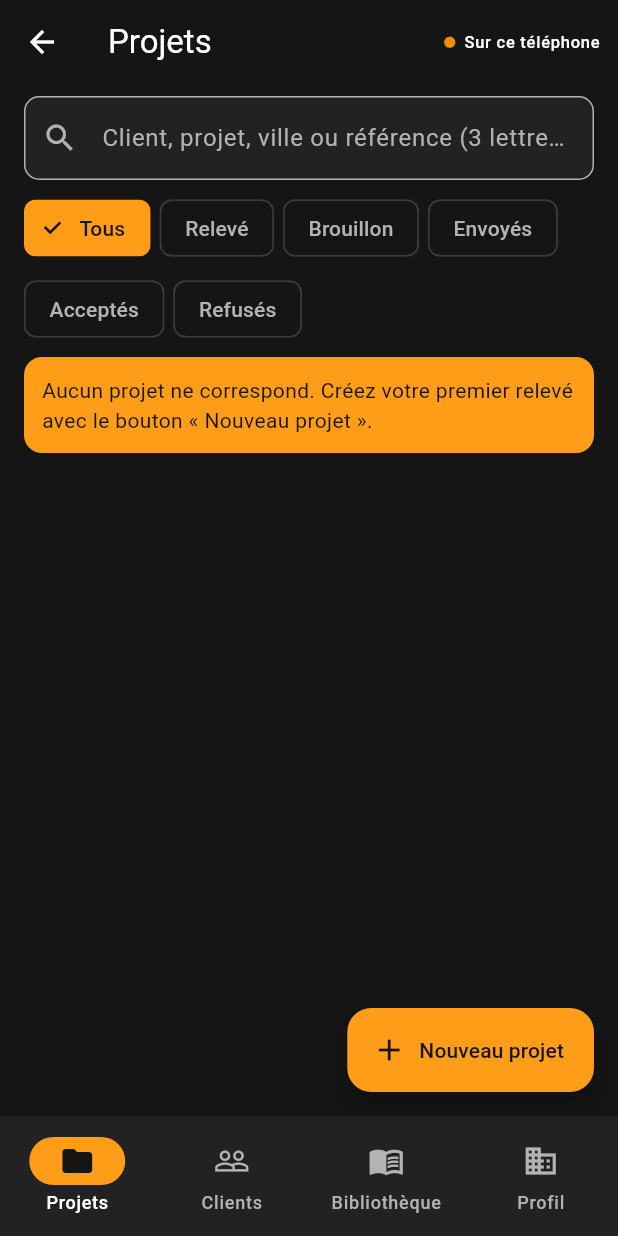
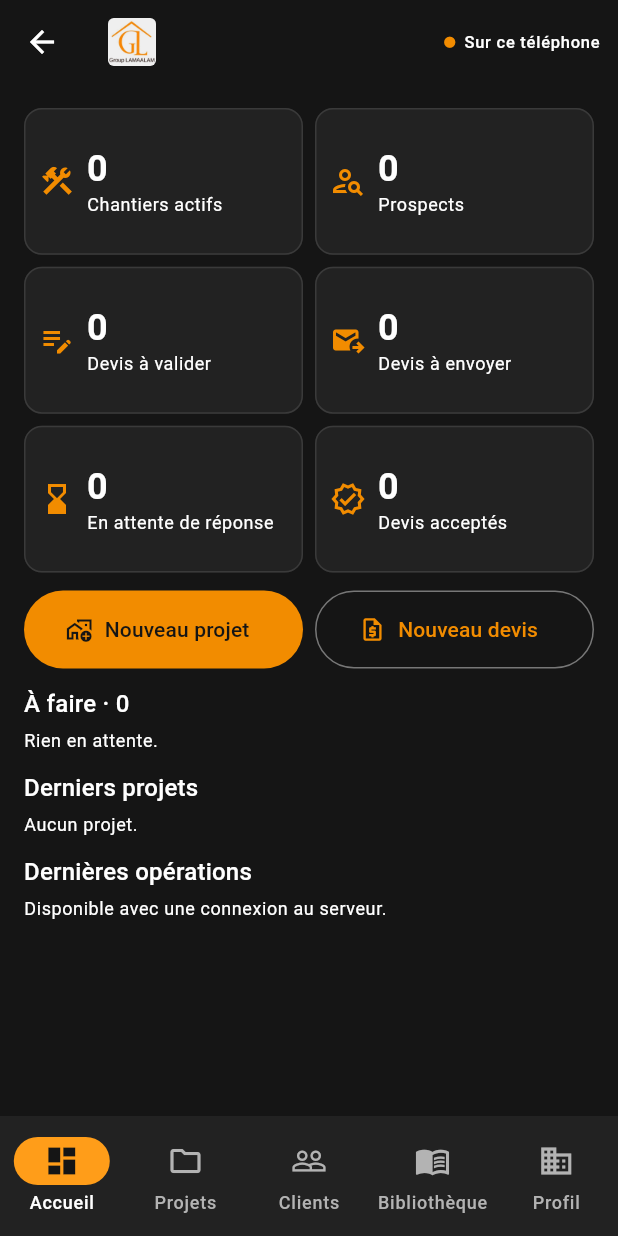
Before and after one commit to mustaphaettakhchi-stack/Qiyas-app, a Flutter app: the HomeShell screen opened directly, on a phone screen of 412 x 824 dp. Run offline on Flutter 3.47's test engine with Material 3 defaults, Android fonts, the phone set to English and light mode, and no system bars; our stand-ins replace dio, flutter_secure_storage, image_picker, pdf, printing, share_plus; accounts and stored records are empty.

Commit message:
Lot 1.7 : tableau de bord
- Onglet Accueil : chantiers actifs, prospects, devis à valider, à
  envoyer, en attente de réponse, acceptés, montant TTC accepté dans
  l'année (par devise)
- Raccourcis « Nouveau projet » et « Nouveau devis » ; pas de raccourci
  de scan tant que le scan n'existe pas
- Liste « À faire » calculée à partir des données : devis à valider
  (administrateur), numéro en attente, à envoyer, à relancer après
  15 jours, métré à revalider, visites des 7 prochains jours, problèmes
  de synchronisation
- Derniers projets ; dernières opérations lues dans le journal d'audit
  (GET /dashboard/activity : toute l'équipe pour l'administrateur, ses
  propres opérations pour un collaborateur)
- Indicateurs calculés hors connexion sur le téléphone, mêmes
  définitions que le serveur (GET /dashboard) ; test de bout en bout de
  concordance pour l'administrateur et le collaborateur
- Statut du projet avancé automatiquement à l'envoi et à l'acceptation

Tests : 89 serveur, 71 application, 4 scénarios de bout en bout.

Co-Authored-By: Claude Opus 5.5 <noreply@anthropic.com>
Claude-Session: https://claude.ai/code/session_01PE8n83RfRVtpZhDEWRH1iv

```diff
--- /dev/null
+++ b/lib/domain/dashboard.dart
@@ -0,0 +1,137 @@
+// Tableau de bord (lot 1.7), calculé sur les données du téléphone pour rester disponible
+// hors connexion. Mêmes définitions que le serveur (backend/app/routes/dashboard.py) :
+// - chantiers actifs : projets « accepté » ou « travaux en cours » ;
+// - prospects : « prospect », « visite prévue », « chiffrage en cours » ;
+// - devis : seule la dernière version de chaque devis compte ; les devis Qiyas non
+//   synchronisés sont exclus.
+
+import 'calculations.dart';
+import 'metre.dart';
+import 'models.dart';
+
+const kActiveStatuses = {'won', 'in_progress'};
+const kProspectStatuses = {'prospect', 'visit_planned', 'estimating'};
+
+/// Délai après lequel un devis envoyé sans réponse est à relancer.
+const kFollowUpDays = 15;
+
+class DashboardStats {
+  const DashboardStats({
+    required this.activeSites,
+    required this.prospects,
+    required this.quotesToValidate,
+    required this.quotesToSend,
+    required this.quotesWaiting,
+    required this.quotesAccepted,
+    required this.acceptedTtcYear,
+  });
+
+  final int activeSites;
+  final int prospects;
+  final int quotesToValidate;
+  final int quotesToSend;
+  final int quotesWaiting;
+  final int quotesAccepted;
+
+  /// Montant TTC des devis acceptés dans l'année, par devise (centimes).
+  final Map<String, int> acceptedTtcYear;
+
+  Map<String, Object> toServerShape() => {
+        'active_sites': activeSites,
+        'prospects': prospects,
+        'quotes_to_validate': quotesToValidate,
+        'quotes_to_send': quotesToSend,
+        'quotes_waiting': quotesWaiting,
+        'quotes_accepted': quotesAccepted,
+        'accepted_ttc_year': acceptedTtcYear,
+      };
+}
+
+/// Dernière version de chaque devis d'un projet (hors devis Qiyas locaux).
+List<Quote> latestQuotes(Project p) {
+  final latest = <String, Quote>{};
+  for (final q in p.quotes.where((q) => !q.legacy)) {
+    final cur = latest[q.estimateId];
+    if (cur == null || q.versionNo > cur.versionNo) latest[q.estimateId] = q;
+  }
+  return latest.values.toList();
+}
+
+DashboardStats dashboardStats(AppData data, {DateTime? now}) {
+  final year = (now ?? DateTime.now()).year;
+  final projects = data.projects.where((p) => !p.deleted).toList();
+  final byStatus = <QuoteStatus, int>{};
+  final accepted = <String, int>{};
+  for (final p in projects) {
+    for (final q in latestQuotes(p)) {
+      byStatus[q.status] = (byStatus[q.status] ?? 0) + 1;
+      if (q.status == QuoteStatus.accepted && q.decidedAt != null && q.decidedAt!.toUtc().year == year) {
+        accepted[q.currency] = (accepted[q.currency] ?? 0) + quoteTotals(p, q).ttc;
+      }
+    }
+  }
+  return DashboardStats(
+    activeSites: projects.where((p) => kActiveStatuses.contains(p.status)).length,
+    prospects: projects.where((p) => kProspectStatuses.contains(p.status)).length,
+    quotesToValidate: byStatus[QuoteStatus.draft] ?? 0,
+    quotesToSend: byStatus[QuoteStatus.validated] ?? 0,
+    quotesWaiting: byStatus[QuoteStatus.sent] ?? 0,
+    quotesAccepted: byStatus[QuoteStatus.accepted] ?? 0,
+    acceptedTtcYear: accepted,
+  );
+}
+
+enum TodoKind { validateQuote, numberPending, sendQuote, followUp, metreStale, visit, syncIssue }
+
+class TodoItem {
+  const TodoItem(this.kind, this.title, this.detail, {this.projectId, this.quoteId});
+  final TodoKind kind;
+  final String title;
+  final String detail;
+  final String? projectId;
+  final String? quoteId;
+}
+
+/// Actions à mener, calculées à partir des données (aucune notification inventée).
+List<TodoItem> todoItems(AppData data, {required bool isAdmin, required String Function(Project) clientName, DateTime? now}) {
+  final today = now ?? DateTime.now();
+  final out = <TodoItem>[];
+  final issues = data.conflicts.length +
+      data.clients.where((c) => c.syncError != null).length +
+      data.projects.where((p) => p.syncError != null).length;
+  if (issues > 0) {
+    out.add(TodoItem(TodoKind.syncIssue, 'Synchronisation : $issues point(s) à régler', 'Conflits ou envois refusés'));
+  }
+  for (final p in data.projects.where((p) => !p.deleted)) {
+    final name = clientName(p);
+    final ref = p.reference ?? 'projet non synchronisé';
+    for (final q in latestQuotes(p)) {
+      switch (q.status) {
+        case QuoteStatus.draft when isAdmin && q.lines.isNotEmpty:
+          out.add(TodoItem(TodoKind.validateQuote, 'Devis à valider · $name', ref, projectId: p.id, quoteId: q.id));
+        case QuoteStatus.validated when q.number == null:
+          out.add(TodoItem(TodoKind.numberPending, 'Numéro en attente · $name', 'Synchronisez pour numéroter le devis',
+              projectId: p.id, quoteId: q.id));
+        case QuoteStatus.validated:
+          out.add(TodoItem(TodoKind.sendQuote, 'Devis à envoyer · $name', q.number!, projectId: p.id, quoteId: q.id));
+        case QuoteStatus.sent when q.sentAt != null && today.difference(q.sentAt!).inDays >= kFollowUpDays:
+          out.add(TodoItem(TodoKind.followUp, 'À relancer · $name',
+              '${q.number ?? ''} envoyé il y a ${today.difference(q.sentAt!).inDays} jours', projectId: p.id, quoteId: q.id));
+        default:
+          break;
+      }
+      if (q.status == QuoteStatus.draft && q.lines.isNotEmpty && metreState(p) == MetreState.stale) {
+        out.add(TodoItem(TodoKind.metreStale, 'Métré à revalider · $name', ref, projectId: p.id));
+      }
+    }
+    final visit = p.visitDate;
+    if (visit != null) {
+      final days = DateTime(visit.year, visit.month, visit.day).difference(DateTime(today.year, today.month, today.day)).inDays;
+      if (days >= 0 && days <= 7 && kProspectStatuses.contains(p.status)) {
+        out.add(TodoItem(TodoKind.visit, days == 0 ? 'Visite aujourd\'hui · $name' : 'Visite dans $days jour(s) · $name',
+            [p.address, p.city].where((x) => x.isNotEmpty).join(', '), projectId: p.id));
+      }
+    }
+  }
+  return out;
+}
--- a/lib/ui/home_shell.dart
+++ b/lib/ui/home_shell.dart
@@ -1,11 +1,12 @@
 import 'package:flutter/material.dart';
 
 import 'screens/clients_screen.dart';
+import 'screens/dashboard_screen.dart';
 import 'screens/library_screen.dart';
 import 'screens/profile_screen.dart';
 import 'screens/projects_screen.dart';
 
-/// Navigation principale : Projets, Clients, Prix, Profil.
+/// Navigation principale : Accueil, Projets, Clients, Bibliothèque, Profil.
 class HomeShell extends StatefulWidget {
   const HomeShell({super.key});
 
@@ -18,11 +19,12 @@ class _HomeShellState extends State<HomeShell> {
 
   @override
   Widget build(BuildContext context) => Scaffold(
-        body: IndexedStack(index: _index, children: const [ProjectsScreen(), ClientsScreen(), LibraryScreen(), ProfileScreen()]),
+        body: IndexedStack(index: _index, children: const [DashboardScreen(), ProjectsScreen(), ClientsScreen(), LibraryScreen(), ProfileScreen()]),
         bottomNavigationBar: NavigationBar(
           selectedIndex: _index,
           onDestinationSelected: (i) => setState(() => _index = i),
           destinations: const [
+            NavigationDestination(icon: Icon(Icons.dashboard_outlined), selectedIcon: Icon(Icons.dashboard), label: 'Accueil'),
             NavigationDestination(icon: Icon(Icons.folder_outlined), selectedIcon: Icon(Icons.folder), label: 'Projets'),
             NavigationDestination(icon: Icon(Icons.people_outline), selectedIcon: Icon(Icons.people), label: 'Clients'),
             NavigationDestination(icon: Icon(Icons.menu_book_outlined), selectedIcon: Icon(Icons.menu_book), label: 'Bibliothèque'),
--- /dev/null
+++ b/lib/ui/screens/dashboard_screen.dart
@@ -0,0 +1,261 @@
+import 'package:flutter/material.dart';
+import 'package:provider/provider.dart';
+
+import '../../core/format.dart';
+import '../../core/labels.dart';
+import '../../data/app_state.dart';
+import '../../domain/dashboard.dart';
+import '../../domain/models.dart';
+import '../../session/api_client.dart';
+import '../../session/session_controller.dart';
+import '../../sync/sync_engine.dart';
+import '../widgets/brand.dart';
+import '../widgets/common.dart';
+import 'clients_screen.dart';
+import 'project_screen.dart';
+import 'quote_screen.dart';
+import 'sync_screen.dart';
+
+const kActivityLabels = {
+  'project.create': 'Projet créé',
+  'project.delete': 'Projet supprimé',
+  'client.create': 'Client créé',
+  'client.delete': 'Client supprimé',
+  'metre.validate': 'Métré validé',
+  'estimate.create': 'Devis préparé',
+  'estimate.validate': 'Devis validé',
+  'estimate.send': 'Devis envoyé',
+  'estimate.accept': 'Devis accepté',
+  'estimate.refuse': 'Devis refusé',
+  'invitation.accept': 'Nouveau membre',
+  'library.import': 'Bibliothèque importée',
+};
+
+/// Accueil : indicateurs, raccourcis, actions à mener, derniers projets, dernières opérations.
+class DashboardScreen extends StatelessWidget {
+  const DashboardScreen({super.key});
+
+  @override
+  Widget build(BuildContext context) {
+    final s = context.watch<AppState>();
+    final session = context.watch<SessionController>();
+    final isAdmin = (session.user?.isAdmin ?? false) || session.isDemo;
+    final stats = dashboardStats(s.data);
+    final todos = todoItems(s.data, isAdmin: isAdmin, clientName: s.clientName);
+    final recent = s.activeProjects.take(5).toList();
+    final t = Theme.of(context).textTheme;
+    void open(Widget w) => Navigator.push(context, MaterialPageRoute<void>(builder: (_) => w));
+
+    Future<void> newProject() async {
+      final clientId = await pickClient(context);
+      if (clientId == null || !context.mounted) return;
+      open(ProjectScreen(projectId: s.createProject(clientId: clientId).id));
+    }
+
+    Future<void> newQuote() async {
+      final projects = s.activeProjects;
+      if (projects.isEmpty) {
+        showToast(context, 'Créez d\'abord un projet.');
+        return;
+      }
+      final p = await showModalBottomSheet<Project>(
+        context: context,
+        isScrollControlled: true,
+        builder: (c) => SafeArea(
+          child: ConstrainedBox(
+            constraints: BoxConstraints(maxHeight: MediaQuery.sizeOf(c).height * 0.7),
+            child: ListView(shrinkWrap: true, children: [
+              const ListTile(title: Text('Devis pour quel projet ?')),
+              for (final p in projects)
+                ListTile(
+                  title: Text(s.clientName(p)),
+                  subtitle: Text([p.reference ?? 'référence à l\'envoi', p.city].where((x) => x.isNotEmpty).join(' · ')),
+                  onTap: () => Navigator.pop(c, p),
+                ),
+            ]),
+          ),
+        ),
+      );
+      if (p != null && context.mounted) {
+        final q = s.draftQuoteFor(p);
+        open(QuoteScreen(projectId: p.id, quoteId: q.id));
+      }
+    }
+
+    void openTodo(TodoItem item) {
+      if (item.kind == TodoKind.syncIssue) return open(const SyncScreen());
+      final p = item.projectId;
+      if (p == null) return;
+      if (item.quoteId != null) return open(QuoteScreen(projectId: p, quoteId: item.quoteId!));
+      open(ProjectScreen(projectId: p));
+    }
+
+    final accepted = stats.acceptedTtcYear.entries.map((e) => money(e.value, e.key)).join(' + ');
+
+    return Scaffold(
+      appBar: AppBar(
+        title: Row(children: [
+          const LogoTile(size: 32),
+          const SizedBox(width: 10),
+          Flexible(child: Text(session.user?.fullName ?? 'Accueil', overflow: TextOverflow.ellipsis)),
+        ]),
+        actions: const [SyncBadge()],
+      ),
+      body: RefreshIndicator(
+        onRefresh: () => context.read<SyncEngine>().syncNow(),
+        child: ListView(padding: const EdgeInsets.all(16), children: [
+          GridView.count(
+            crossAxisCount: 2,
+            shrinkWrap: true,
+            physics: const NeverScrollableScrollPhysics(),
+            mainAxisSpacing: 8,
+            crossAxisSpacing: 8,
+            childAspectRatio: 1.9,
+            children: [
+              _Kpi(label: 'Chantiers actifs', value: stats.activeSites, icon: Icons.construction),
+              _Kpi(label: 'Prospects', value: stats.prospects, icon: Icons.person_search_outlined),
+              _Kpi(label: 'Devis à valider', value: stats.quotesToValidate, icon: Icons.edit_note),
+              _Kpi(label: 'Devis à envoyer', value: stats.quotesToSend, icon: Icons.outgoing_mail),
+              _Kpi(label: 'En attente de réponse', value: stats.quotesWaiting, icon: Icons.hourglass_bottom),
+              _Kpi(label: 'Devis acceptés', value: stats.quotesAccepted, icon: Icons.verified_outlined),
+            ],
+          ),
+          if (accepted.isNotEmpty) ...[
+            const SizedBox(height: 8),
+            Text('Accepté en ${DateTime.now().year} : $accepted TTC', style: t.titleSmall),
+          ],
+          const SizedBox(height: 12),
+          Row(children: [
+            Expanded(child: FilledButton.icon(onPressed: newProject, icon: const Icon(Icons.add_home_work_outlined), label: const Text('Nouveau projet'))),
+            const SizedBox(width: 8),
+            Expanded(child: OutlinedButton.icon(onPressed: newQuote, icon: const Icon(Icons.request_quote_outlined), label: const Text('Nouveau devis'))),
+          ]),
+          SectionHeader('À faire · ${todos.length}'),
+          if (todos.isEmpty) Text('Rien en attente.', style: t.bodySmall),
+          for (final item in todos.take(12))
+            Card(
+              child: ListTile(
+                leading: Icon(_todoIcon(item.kind), color: Theme.of(context).colorScheme.primary),
+                title: Text(item.title),
+                subtitle: item.detail.isEmpty ? null : Text(item.detail),
+                onTap: () => openTodo(item),
+              ),
+            ),
+          if (todos.length > 12) Text('… et ${todos.length - 12} autre(s).', style: t.bodySmall),
+          const SectionHeader('Derniers projets'),
+          if (recent.isEmpty) Text('Aucun projet.', style: t.bodySmall),
+          for (final p in recent)
+            ListTile(
+              contentPadding: EdgeInsets.zero,
+              title: Text(s.clientName(p)),
+              subtitle: Text([p.reference ?? 'référence à l\'envoi', kProjectStatuses[p.status] ?? p.status, frDate(p.updatedAt)].join(' · ')),
+              onTap: () => open(ProjectScreen(projectId: p.id)),
+            ),
+          const SectionHeader('Dernières opérations'),
+          const _Activity(),
+        ]),
+      ),
+    );
+  }
+}
+
+IconData _todoIcon(TodoKind k) => switch (k) {
+      TodoKind.validateQuote => Icons.edit_note,
+      TodoKind.numberPending => Icons.sync,
+      TodoKind.sendQuote => Icons.outgoing_mail,
+      TodoKind.followUp => Icons.phone_callback_outlined,
+      TodoKind.metreStale => Icons.straighten,
+      TodoKind.visit => Icons.event_outlined,
+      TodoKind.syncIssue => Icons.sync_problem,
+    };
+
+class _Kpi extends StatelessWidget {
+  const _Kpi({required this.label, required this.value, required this.icon});
+  final String label;
+  final int value;
+  final IconData icon;
+
+  @override
+  Widget build(BuildContext context) {
+    final t = Theme.of(context).textTheme;
+    return Card(
+      margin: EdgeInsets.zero,
+      child: Padding(
+        padding: const EdgeInsets.all(10),
+        child: Row(children: [
+          Icon(icon, color: Theme.of(context).colorScheme.primary),
+          const SizedBox(width: 8),
+          Expanded(
+            child: Column(mainAxisAlignment: MainAxisAlignment.center, crossAxisAlignment: CrossAxisAlignment.start, children: [
+              Text('$value', style: t.headlineSmall?.copyWith(fontWeight: FontWeight.w700)),
+              Text(label, style: t.bodySmall, maxLines: 2, overflow: TextOverflow.ellipsis),
+            ]),
+          ),
+        ]),
+      ),
+    );
+  }
+}
+
+/// Dernières opérations, lues dans le journal d'audit du serveur (connexion requise).
+class _Activity extends StatefulWidget {
+  const _Activity();
+
+  @override
+  State<_Activity> createState() => _ActivityState();
+}
+
+class _ActivityState extends State<_Activity> {
+  List<Map<String, dynamic>>? _rows;
+  String? _error;
+  bool _loading = false;
+
+  @override
+  void didChangeDependencies() {
+    super.didChangeDependencies();
+    final session = context.read<SessionController>();
+    if (_rows == null && _error == null && !_loading && session.verifiedOnline && !session.isDemo) _load();
+  }
+
+  Future<void> _load() async {
+    setState(() => _loading = true);
+    try {
+      final r = await context.read<SessionController>().api.get('/dashboard/activity?limit=15') as List;
+      if (mounted) setState(() => _rows = [for (final x in r) Map<String, dynamic>.from(x as Map)]);
+    } on ApiException catch (e) {
+      if (mounted) setState(() => _error = e.message);
+    } finally {
+      if (mounted) setState(() => _loading = false);
+    }
+  }
+
+  @override
+  Widget build(BuildContext context) {
+    final session = context.watch<SessionController>();
+    final t = Theme.of(context).textTheme;
+    if (session.isDemo || !session.verifiedOnline) {
+      return Text('Disponible avec une connexion au serveur.', style: t.bodySmall);
+    }
+    if (_loading && _rows == null) return const Padding(padding: EdgeInsets.all(12), child: Center(child: CircularProgressIndicator()));
+    if (_error != null) return AlertBox(_error!, kind: AlertKind.error, action: TextButton(onPressed: _load, child: const Text('Réessayer')));
+    final rows = _rows ?? const [];
+    if (rows.isEmpty) return Text('Aucune opération récente.', style: t.bodySmall);
+    return Column(children: [
+      for (final r in rows)
+        ListTile(
+          dense: true,
+          contentPadding: EdgeInsets.zero,
+          title: Text([
+            kActivityLabels[r['action']] ?? r['action'],
+            if ((r['details'] as Map)['reference'] != null) (r['details'] as Map)['reference'],
+          ].join(' · ')),
+          subtitle: Text([
+            frDate(DateTime.parse(r['occurred_at'] as String).toLocal()),
+            r['actor_name'],
+            if (r['project_reference'] != null) r['project_reference'],
+          ].where((x) => '$x'.isNotEmpty).join(' · ')),
+        ),
+      TextButton(onPressed: _load, child: const Text('Actualiser')),
+    ]);
+  }
+}
```
Also changed, not shown: lib/data/app_state.dart (+13 -0 lines), 8 other files.
